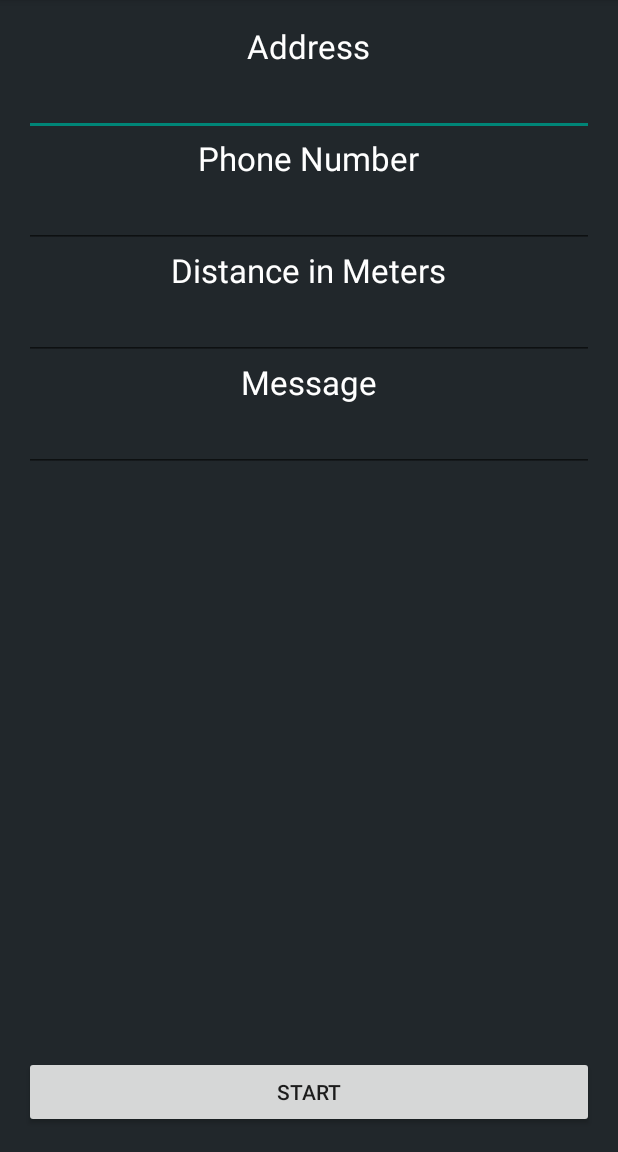
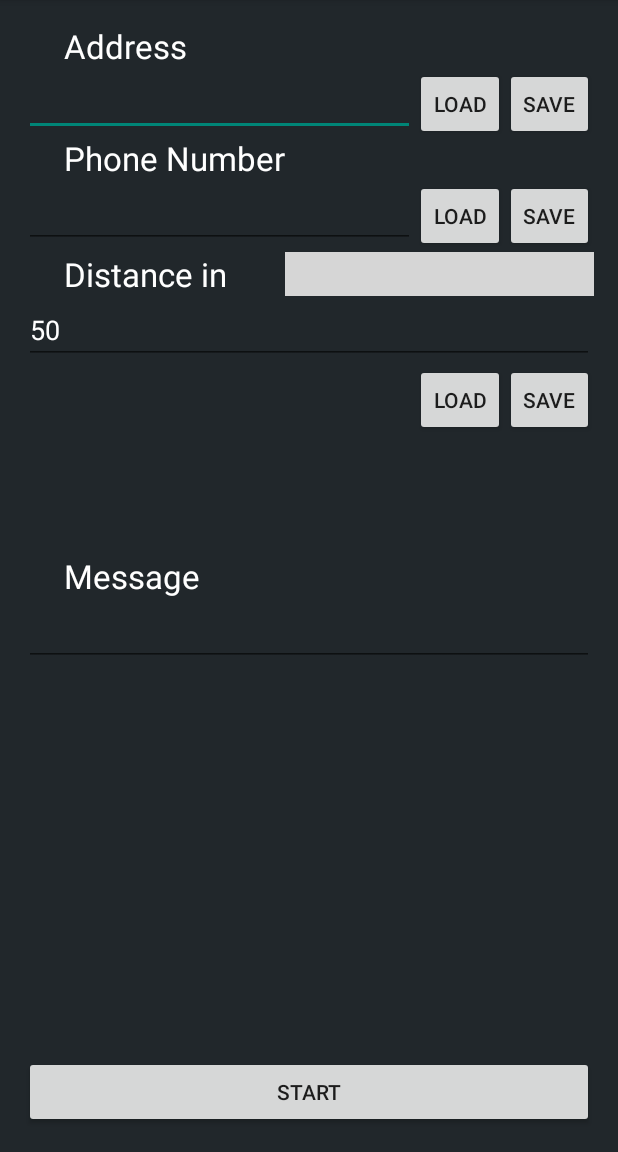
Before and after one commit to StevenPG/RoundTheCorner, an Android app: the screen it shows after launch (MainActivity), on a phone screen of 412 x 824 dp, the part 84-1236 px from its top. Run offline under Robolectric (Android 15) with nearby library versions, the phone set to English and light mode, and no system bars; grey boxes are pictures that could not be loaded.

Commit message:
Added final touches and some features

```diff
--- a/app/src/main/res/layout/activity_main.xml
+++ b/app/src/main/res/layout/activity_main.xml
@@ -11,41 +11,47 @@
         android:layout_width="wrap_content"
         android:layout_height="wrap_content"
         android:textAppearance="?android:attr/textAppearanceLarge"
-        android:text="Address"
+        android:text="     Address"
         android:id="@+id/AddressLabel"
+        android:textColor="#ffffffff"
         android:layout_alignParentTop="true"
-        android:layout_centerHorizontal="true"
-        android:textColor="#ffffffff" />
+        android:layout_alignParentLeft="true"
+        android:layout_alignParentStart="true" />
 
     <TextView
         android:layout_width="wrap_content"
         android:layout_height="wrap_content"
         android:textAppearance="?android:attr/textAppearanceLarge"
-        android:text="Phone Number"
+        android:text="     Phone Number"
         android:id="@+id/PhoneNumberLabel"
         android:textColor="#ffffffff"
         android:layout_below="@+id/AddressEdit"
-        android:layout_centerHorizontal="true" />
+        android:layout_alignParentLeft="true"
+        android:layout_alignParentStart="true" />
 
     <TextView
         android:layout_width="wrap_content"
         android:layout_height="wrap_content"
         android:textAppearance="?android:attr/textAppearanceLarge"
-        android:text="Message"
+        android:text="     Message"
         android:id="@+id/Message"
         android:textColor="#ffffffff"
-        android:layout_below="@+id/DistanceEdit"
-        android:layout_centerHorizontal="true" />
+        android:layout_centerVertical="true"
+        android:layout_alignParentLeft="true"
+        android:layout_alignParentStart="true" />
 
     <TextView
         android:layout_width="wrap_content"
         android:layout_height="wrap_content"
         android:textAppearance="?android:attr/textAppearanceLarge"
-        android:text="Distance in Meters"
+        android:text="     Distance in"
         android:id="@+id/Distance"
         android:textColor="#ffffffff"
-        android:layout_below="@+id/PhoneNumberEdit"
-        android:layout_centerHorizontal="true" />
+        android:layout_below="@+id/PhoneLoadButton"
+        android:layout_alignParentLeft="true"
+        android:layout_alignParentStart="true"
+        android:layout_alignRight="@+id/StartButton"
+        android:layout_alignEnd="@+id/StartButton" />
 
     <Button
         android:layout_width="wrap_content"
@@ -54,11 +60,11 @@
         android:id="@+id/StartButton"
         android:onClick="buttonClick"
         android:layout_alignParentBottom="true"
-        android:layout_alignRight="@+id/DistanceEdit"
-        android:layout_alignEnd="@+id/DistanceEdit"
         android:layout_alignParentLeft="true"
         android:layout_alignParentStart="true"
-        android:enabled="true" />
+        android:enabled="true"
+        android:layout_alignParentRight="true"
+        android:layout_alignParentEnd="true" />
 
     <EditText
         android:layout_width="wrap_content"
@@ -67,11 +73,11 @@
         android:maxLines="1"
         android:inputType="textPostalAddress"
         android:layout_below="@+id/AddressLabel"
-        android:layout_alignParentRight="true"
-        android:layout_alignParentEnd="true"
         android:layout_alignParentLeft="true"
         android:layout_alignParentStart="true"
-        android:textColor="#ffffffff" />
+        android:textColor="#ffffffff"
+        android:layout_toLeftOf="@+id/PhoneLoadButton"
+        android:layout_toStartOf="@+id/PhoneLoadButton" />
 
     <EditText
         android:layout_width="wrap_content"
@@ -79,13 +85,13 @@
         android:id="@+id/PhoneNumberEdit"
         android:inputType="number"
         android:maxLines="1"
-        android:layout_below="@+id/PhoneNumberLabel"
-        android:layout_alignRight="@+id/AddressEdit"
-        android:layout_alignEnd="@+id/AddressEdit"
+        android:textColor="#ffffffff"
+        android:phoneNumber="false"
+        android:layout_alignTop="@+id/PhoneLoadButton"
         android:layout_alignParentLeft="true"
         android:layout_alignParentStart="true"
-        android:textColor="#ffffffff"
-        android:phoneNumber="false" />
+        android:layout_alignRight="@+id/AddressEdit"
+        android:layout_alignEnd="@+id/AddressEdit" />
 
     <EditText
         android:layout_width="wrap_content"
@@ -94,9 +100,11 @@
         android:inputType="number"
         android:maxLines="1"
         android:textColor="#ffffffff"
+        android:text="50"
+        android:textAlignment="center"
         android:layout_below="@+id/Distance"
-        android:layout_alignRight="@+id/MessageEdit"
-        android:layout_alignEnd="@+id/MessageEdit"
+        android:layout_alignRight="@+id/Distance"
+        android:layout_alignEnd="@+id/Distance"
         android:layout_alignParentLeft="true"
         android:layout_alignParentStart="true" />
 
@@ -108,23 +116,87 @@
         android:scrollHorizontally="false"
         android:textColor="#ffffffff"
         android:layout_below="@+id/Message"
-        android:layout_alignRight="@+id/PhoneNumberEdit"
-        android:layout_alignEnd="@+id/PhoneNumberEdit"
         android:layout_alignParentLeft="true"
-        android:layout_alignParentStart="true" />
+        android:layout_alignParentStart="true"
+        android:layout_alignRight="@+id/spinner"
+        android:layout_alignEnd="@+id/spinner" />
 
     <Button
+        style="?android:attr/buttonStyleSmall"
         android:layout_width="wrap_content"
         android:layout_height="wrap_content"
-        android:text="Stop Activity"
-        android:id="@+id/EndButton"
-        android:layout_above="@+id/StartButton"
-        android:layout_alignParentLeft="true"
-        android:layout_alignParentStart="true"
-        android:layout_alignRight="@+id/StartButton"
-        android:layout_alignEnd="@+id/EndButton"
-        android:visibility="invisible"
-        android:onClick="stopClick"
+        android:text="Save"
+        android:id="@+id/PhoneSaveButton"
+        android:layout_below="@+id/PhoneNumberLabel"
+        android:layout_alignParentRight="true"
+        android:layout_alignParentEnd="true"
+        android:onClick="savePhoneNumber" />
+
+    <Button
+        style="?android:attr/buttonStyleSmall"
+        android:layout_width="wrap_content"
+        android:layout_height="wrap_content"
+        android:text="Load"
+        android:id="@+id/PhoneLoadButton"
+        android:layout_alignTop="@+id/PhoneSaveButton"
+        android:layout_toLeftOf="@+id/PhoneSaveButton"
+        android:layout_toStartOf="@+id/PhoneSaveButton"
+        android:onClick="loadPhoneNumber" />
+
+    <Button
+        style="?android:attr/buttonStyleSmall"
+        android:layout_width="wrap_content"
+        android:layout_height="wrap_content"
+        android:text="Load"
+        android:id="@+id/AddressLoadButton"
+        android:layout_alignTop="@+id/AddressSaveButton"
+        android:layout_toLeftOf="@+id/AddressSaveButton"
+        android:layout_toStartOf="@+id/AddressSaveButton"
+        android:onClick="loadAddress"
         android:nestedScrollingEnabled="false" />
 
+    <Button
+        style="?android:attr/buttonStyleSmall"
+        android:layout_width="wrap_content"
+        android:layout_height="wrap_content"
+        android:text="Save"
+        android:id="@+id/AddressSaveButton"
+        android:layout_alignTop="@+id/AddressEdit"
+        android:layout_alignRight="@+id/PhoneSaveButton"
+        android:layout_alignEnd="@+id/PhoneSaveButton"
+        android:onClick="saveAddress" />
+
+    <Spinner
+        android:layout_width="wrap_content"
+        android:layout_height="wrap_content"
+        android:id="@+id/spinner"
+        android:background="@color/wallet_bright_foreground_holo_dark"
+        android:layout_alignTop="@+id/Distance"
+        android:layout_toRightOf="@+id/PhoneNumberLabel"
+        android:layout_alignRight="@+id/Distance"
+        android:layout_alignEnd="@+id/Distance"
+        android:layout_above="@+id/DistanceEdit" />
+
+    <Button
+        style="?android:attr/buttonStyleSmall"
+        android:layout_width="wrap_content"
+        android:layout_height="wrap_content"
+        android:text="Load"
+        android:id="@+id/MessageLoadButton"
+        android:layout_below="@+id/DistanceEdit"
+        android:layout_toLeftOf="@+id/PhoneSaveButton"
+        android:layout_toStartOf="@+id/PhoneSaveButton"
+        android:onClick="loadMessage" />
+
+    <Button
+        style="?android:attr/buttonStyleSmall"
+        android:layout_width="wrap_content"
+        android:layout_height="wrap_content"
+        android:text="Save"
+        android:id="@+id/MessageSaveButton"
+        android:layout_below="@+id/DistanceEdit"
+        android:layout_alignLeft="@+id/PhoneSaveButton"
+        android:layout_alignStart="@+id/PhoneSaveButton"
+        android:onClick="saveMessage" />
+
 </RelativeLayout>
--- a/app/src/main/res/values/strings.xml
+++ b/app/src/main/res/values/strings.xml
@@ -2,4 +2,9 @@
     <string name="app_name">\'Round The Corner</string>
     <string name="action_settings">Settings</string>
     <string name="service_name">UpdateService</string>
+    <string-array name="units">
+        <item>feet</item>
+        <item>meters</item>
+        <item>yards</item>
+    </string-array>
 </resources>
```
Also changed, not shown: app/src/main/java/com/stevenpg/roundthecorner/MainActivity.java (+81 -10 lines), app/src/main/java/com/stevenpg/roundthecorner/ServiceDAO.java (+6 -2 lines), app/src/main/java/com/stevenpg/roundthecorner/UpdaterService.java (+22 -3 lines).
